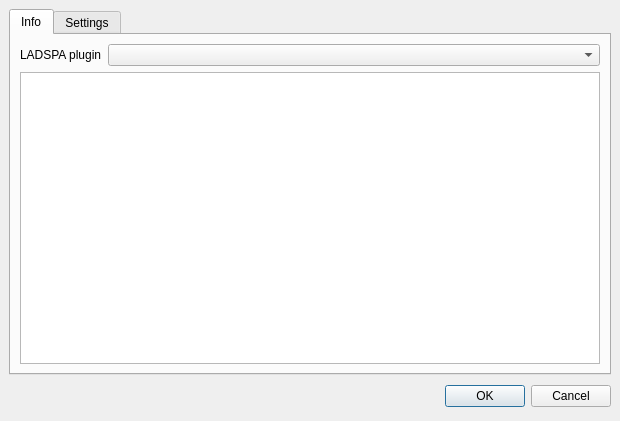
This is ui/ladspadlg.ui in kernel1024/aplugedit as Qt 5 draws it before an edit. The edited form follows.
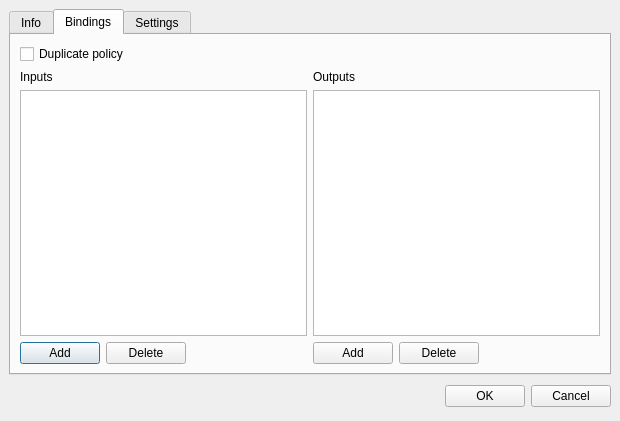
This is the edited form. The open tabs and pages were chosen to show the change. Icons and pictures are not drawn.

Commit message: LADSPA plugin chains, policy and channel bindings support.

Diff of the .ui file:
```diff
--- a/ui/ladspadlg.ui
+++ b/ui/ladspadlg.ui
@@ -112,7 +112,144 @@
        </item>
       </layout>
      </widget>
-     <widget class="QWidget" name="alTabSettings">
+     <widget class="QWidget" name="tabBindings">
+      <attribute name="title">
+       <string>Bindings</string>
+      </attribute>
+      <layout class="QVBoxLayout" name="verticalLayout_3">
+       <item>
+        <widget class="QCheckBox" name="checkPolicy">
+         <property name="text">
+          <string>Duplicate policy</string>
+         </property>
+         <property name="tristate">
+          <bool>true</bool>
+         </property>
+        </widget>
+       </item>
+       <item>
+        <layout class="QHBoxLayout" name="horizontalLayout_3">
+         <item>
+          <layout class="QVBoxLayout" name="verticalLayout_2">
+           <item>
+            <widget class="QLabel" name="label">
+             <property name="text">
+              <string>Inputs</string>
+             </property>
+             <property name="buddy">
+              <cstring>tableInputs</cstring>
+             </property>
+            </widget>
+           </item>
+           <item>
+            <widget class="QTableView" name="tableInputs">
+             <property name="selectionMode">
+              <enum>QAbstractItemView::SingleSelection</enum>
+             </property>
+             <property name="wordWrap">
+              <bool>false</bool>
+             </property>
+             <property name="cornerButtonEnabled">
+              <bool>false</bool>
+             </property>
+            </widget>
+           </item>
+           <item>
+            <layout class="QHBoxLayout" name="horizontalLayout">
+             <item>
+              <widget class="QPushButton" name="buttonAddInput">
+               <property name="text">
+                <string>Add</string>
+               </property>
+              </widget>
+             </item>
+             <item>
+              <widget class="QPushButton" name="buttonDeleteInput">
+               <property name="text">
+                <string>Delete</string>
+               </property>
+              </widget>
+             </item>
+             <item>
+              <spacer name="horizontalSpacer">
+               <property name="orientation">
+                <enum>Qt::Horizontal</enum>
+               </property>
+               <property name="sizeHint" stdset="0">
+                <size>
+                 <width>40</width>
+                 <height>20</height>
+                </size>
+               </property>
+              </spacer>
+             </item>
+            </layout>
+           </item>
+          </layout>
+         </item>
+         <item>
+          <layout class="QVBoxLayout" name="verticalLayout">
+           <item>
+            <widget class="QLabel" name="label_2">
+             <property name="text">
+              <string>Outputs</string>
+             </property>
+             <property name="buddy">
+              <cstring>tableOutputs</cstring>
+             </property>
+            </widget>
+           </item>
+           <item>
+            <widget class="QTableView" name="tableOutputs">
+             <property name="selectionMode">
+              <enum>QAbstractItemView::SingleSelection</enum>
+             </property>
+             <property name="wordWrap">
+              <bool>false</bool>
+             </property>
+             <property name="cornerButtonEnabled">
+              <bool>false</bool>
+             </property>
+            </widget>
+           </item>
+           <item>
+            <layout class="QHBoxLayout" name="horizontalLayout_2">
+             <item>
+              <widget class="QPushButton" name="buttonAddOutput">
+               <property name="text">
+                <string>Add</string>
+               </property>
+              </widget>
+             </item>
+             <item>
+              <widget class="QPushButton" name="buttonDeleteOutput">
+               <property name="text">
+                <string>Delete</string>
+               </property>
+              </widget>
+             </item>
+             <item>
+              <spacer name="horizontalSpacer_2">
+               <property name="orientation">
+                <enum>Qt::Horizontal</enum>
+               </property>
+               <property name="sizeHint" stdset="0">
+                <size>
+                 <width>40</width>
+                 <height>20</height>
+                </size>
+               </property>
+              </spacer>
+             </item>
+            </layout>
+           </item>
+          </layout>
+         </item>
+        </layout>
+       </item>
+      </layout>
+     </widget>
+     <widget class="QWidget" name="tabSettings">
       <attribute name="title">
        <string>Settings</string>
       </attribute>
```
Left out of the diff: 12 changed lines with no effect on the pictures. The commit also changes 20 other files.
